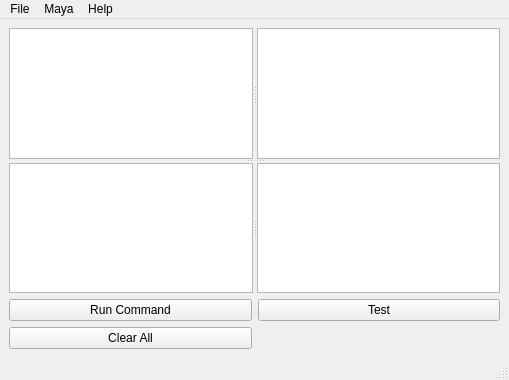
Old version of the form utils/main.ui in the repository vuxuanhoa95/LayoutBatch.
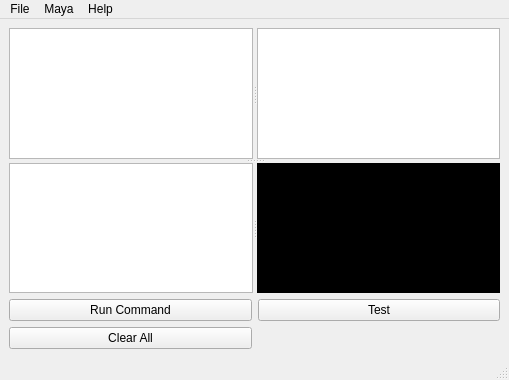
New version of the form.

```diff
--- a/utils/main.ui
+++ b/utils/main.ui
@@ -24,8 +24,8 @@
        <property name="orientation">
         <enum>Qt::Horizontal</enum>
        </property>
-       <widget class="QListWidget" name="lw_files"/>
        <widget class="QListWidget" name="lw_tasks"/>
+       <widget class="QListWidget" name="lw_files"/>
       </widget>
       <widget class="QSplitter" name="splitter_2">
        <property name="orientation">
@@ -36,6 +36,13 @@
         <property name="contextMenuPolicy">
          <enum>Qt::CustomContextMenu</enum>
         </property>
+        <property name="styleSheet">
+         <string notr="true">color: rgb(255, 255, 255);
+background-color: rgb(0, 0, 0);</string>
+        </property>
+        <property name="plainText">
+         <string/>
+        </property>
        </widget>
       </widget>
      </widget>
```
